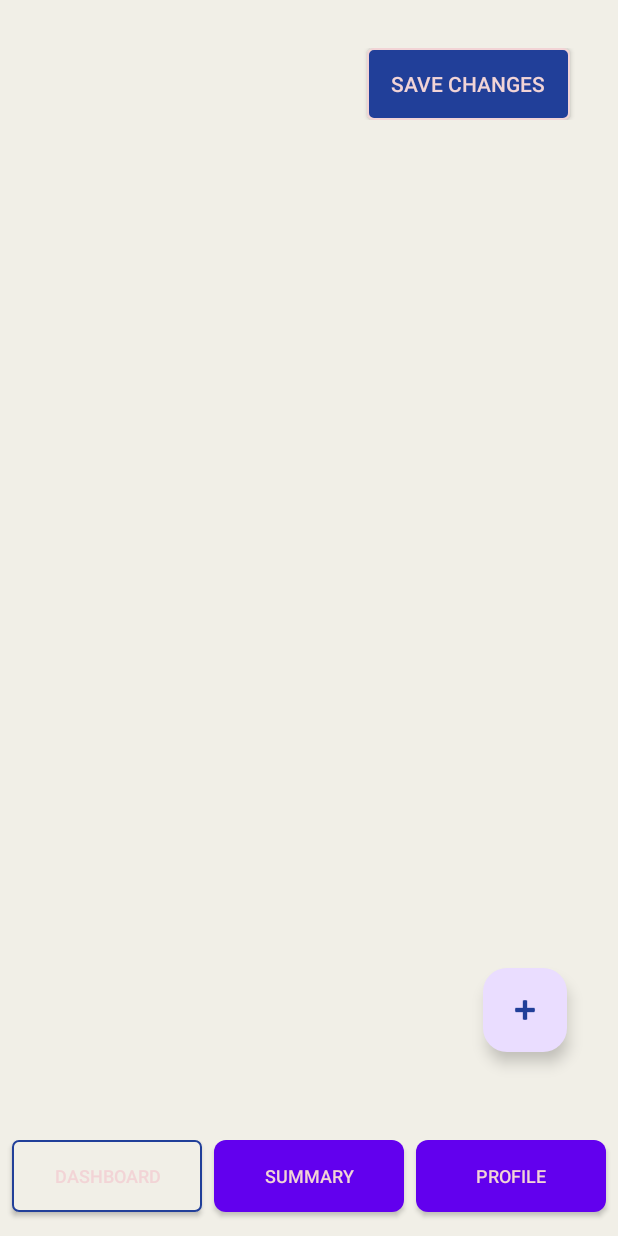
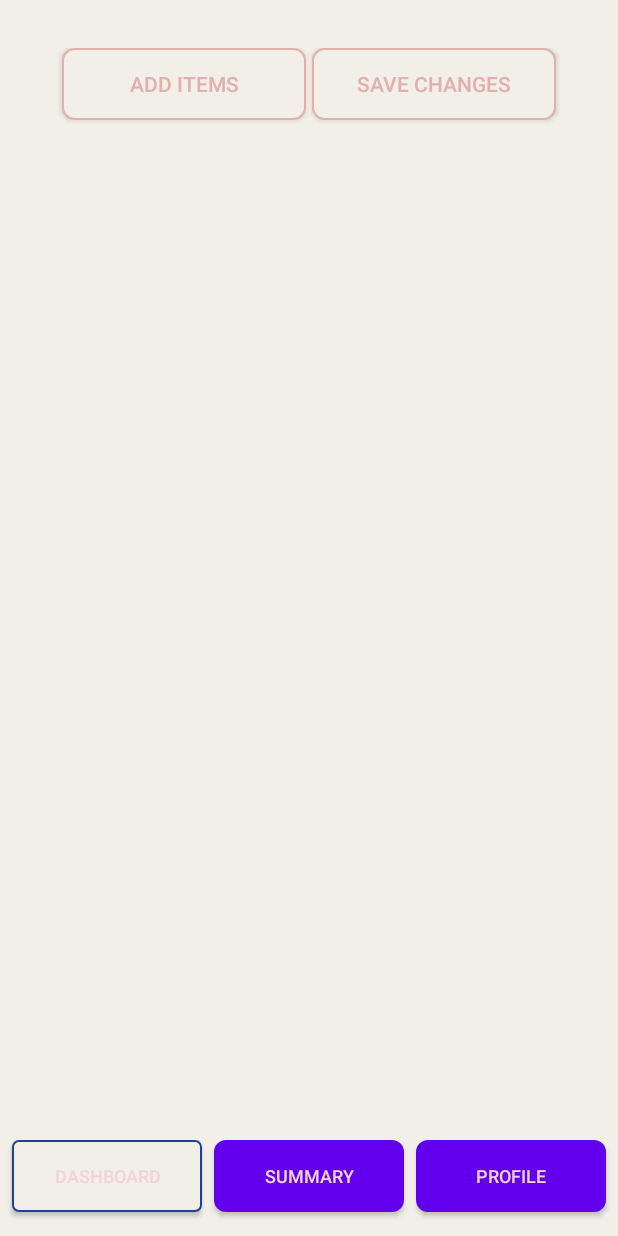
Before and after one commit to stefencostas/ListMeUp_FirstIntegration, an Android app: the DashboardActivity screen opened directly, with no data from a screen before it, on a phone screen of 412 x 824 dp. Run offline under Robolectric (Android 15) with nearby library versions, the phone set to English and light mode, and no system bars; our stand-ins replace Firebase (no records; nobody signed in at launch, a user with empty details on screens opened directly).

Commit message:
Seventh commit

```diff
--- a/app/src/main/java/com/costas/listmeup/DashboardActivity.kt
+++ b/app/src/main/java/com/costas/listmeup/DashboardActivity.kt
@@ -4,50 +4,76 @@ import android.os.Bundle
 import androidx.appcompat.app.AppCompatActivity
 import androidx.fragment.app.Fragment
 import com.costas.listmeup.databinding.ActivityDashboardBinding
+import com.google.firebase.auth.FirebaseAuth
+import com.google.firebase.database.DatabaseReference
+import com.google.firebase.database.FirebaseDatabase
 
 class DashboardActivity : AppCompatActivity() {
 
     private lateinit var binding: ActivityDashboardBinding
-    private var activeButtonId: Int = R.id.dashboardButton
+    private lateinit var auth: FirebaseAuth
+    private lateinit var myRef: DatabaseReference
 
     override fun onCreate(savedInstanceState: Bundle?) {
         super.onCreate(savedInstanceState)
         binding = ActivityDashboardBinding.inflate(layoutInflater)
         setContentView(binding.root)
 
+        auth = FirebaseAuth.getInstance()
+
         // Load the default fragment (Dashboard)
         if (savedInstanceState == null) {
-            loadFragment(DashboardFragment())
+            val userId = auth.currentUser?.uid
+            if (userId != null) {
+                myRef = FirebaseDatabase.getInstance("https://listmeup-android-default-rtdb.asia-southeast1.firebasedatabase.app").getReference("profile_details/$userId")
+                val fragment = DashboardFragment.newInstance(userId)
+                loadFragment(fragment)
+            }
         }
 
         // Set up button click listeners
         binding.dashboardButton.setOnClickListener {
-            loadFragment(DashboardFragment())
-            updateActiveButton(R.id.dashboardButton)
+            val userId = auth.currentUser?.uid
+            if (userId != null) {
+                myRef = FirebaseDatabase.getInstance("https://listmeup-android-default-rtdb.asia-southeast1.firebasedatabase.app").getReference("profile_details/$userId")
+                val fragment = DashboardFragment.newInstance(userId)
+                loadFragment(fragment)
+            }
         }
 
         binding.summaryButton.setOnClickListener {
             loadFragment(SummaryFragment())
-            updateActiveButton(R.id.summaryButton)
         }
 
         binding.profileButton.setOnClickListener {
             loadFragment(ProfileFragment())
-            updateActiveButton(R.id.profileButton)
         }
-
-        // Set the initial active button appearance
-        updateActiveButton(activeButtonId)
     }
 
     private fun loadFragment(fragment: Fragment) {
         val currentFragment = supportFragmentManager.findFragmentById(R.id.fragment_container)
-        if (currentFragment != null && currentFragment::class == fragment::class) return
+        if (currentFragment != null && currentFragment::class.java == fragment::class.java) return
 
         supportFragmentManager.beginTransaction()
             .replace(R.id.fragment_container, fragment)
             .addToBackStack(null)
             .commit()
+
+        // Reset all buttons to the default background
+        binding.dashboardButton.setBackgroundResource(R.drawable.button_background)
+        binding.summaryButton.setBackgroundResource(R.drawable.button_background)
+        binding.profileButton.setBackgroundResource(R.drawable.button_background)
+
+        // Highlight the active button
+        when (fragment) {
+            is DashboardFragment -> {
+                updateActiveButton(R.id.dashboardButton)
+                // Reset all buttons to the default background and highlight the active button
+                binding.dashboardButton.setBackgroundResource(R.drawable.button_background_active)
+            }
+            is SummaryFragment -> updateActiveButton(R.id.summaryButton)
+            is ProfileFragment -> updateActiveButton(R.id.profileButton)
+        }
     }
 
     private fun updateActiveButton(activeButtonId: Int) {
--- a/app/src/main/java/com/costas/listmeup/DashboardFragment.kt
+++ b/app/src/main/java/com/costas/listmeup/DashboardFragment.kt
@@ -13,9 +13,10 @@ import android.widget.Toast
 import androidx.appcompat.app.AlertDialog
 import androidx.fragment.app.Fragment
 import androidx.recyclerview.widget.LinearLayoutManager
-import com.costas.listmeup.adapters.ProfileDetailsAdapter
+import com.costas.listmeup.adapters.ShoppingListAdapter
 import com.costas.listmeup.databinding.FragmentDashboardBinding
-import com.costas.listmeup.models.ProfileDetails
+import com.costas.listmeup.models.ShoppingItem
+import com.google.firebase.auth.FirebaseAuth
 import com.google.firebase.database.DataSnapshot
 import com.google.firebase.database.DatabaseError
 import com.google.firebase.database.DatabaseReference
@@ -26,9 +27,10 @@ class DashboardFragment : Fragment() {
 
     private var _binding: FragmentDashboardBinding? = null
     private val binding get() = _binding!!
-    private lateinit var profileDetailsList: MutableList<ProfileDetails>
-    private lateinit var adapter: ProfileDetailsAdapter
+    private lateinit var shoppingItemList: MutableList<ShoppingItem>
+    private lateinit var adapter: ShoppingListAdapter
     private lateinit var myRef: DatabaseReference
+
 
     override fun onCreateView(
         inflater: LayoutInflater, container: ViewGroup?,
@@ -41,12 +43,10 @@ class DashboardFragment : Fragment() {
     override fun onViewCreated(view: View, savedInstanceState: Bundle?) {
         super.onViewCreated(view, savedInstanceState)
 
-        val database = FirebaseDatabase.getInstance("https://listmeup-android-default-rtdb.asia-southeast1.firebasedatabase.app")
-        myRef = database.getReference("profile_details")
-        profileDetailsList = mutableListOf()
+        shoppingItemList = mutableListOf()
         setupRecyclerView()
         setupListeners()
-        retrieveProfileDetails()
+        initFirebase()
     }
 
     override fun onDestroyView() {
@@ -55,12 +55,11 @@ class DashboardFragment : Fragment() {
     }
 
     private fun setupRecyclerView() {
-        profileDetailsList = mutableListOf()
-        adapter = ProfileDetailsAdapter(profileDetailsList)
+        adapter = ShoppingListAdapter(shoppingItemList)
         binding.recyclerView.layoutManager = LinearLayoutManager(requireContext())
         binding.recyclerView.adapter = adapter
 
-        adapter.setOnItemClickListener(object : ProfileDetailsAdapter.OnItemClickListener {
+        adapter.setOnItemClickListener(object : ShoppingListAdapter.OnItemClickListener {
             override fun onItemClick(position: Int) {
                 showUpdateDialog(position)
             }
@@ -69,8 +68,6 @@ class DashboardFragment : Fragment() {
                 showRemoveItemConfirmationDialog(position)
             }
         })
-
-        retrieveProfileDetails()
     }
 
     private fun setupListeners() {
@@ -81,22 +78,39 @@ class DashboardFragment : Fragment() {
         }
     }
 
-    private fun retrieveProfileDetails() {
+    private fun initFirebase() {
+        val database = FirebaseDatabase.getInstance("https://listmeup-android-default-rtdb.asia-southeast1.firebasedatabase.app")
+        val auth = FirebaseAuth.getInstance()
+
+        if (auth.currentUser != null) {
+            myRef = database.getReference("profile_details/${auth.currentUser?.uid}/shopping_items")
+            retrieveShoppingItem(auth)
+        }
+    }
+
+    private fun retrieveShoppingItem(auth: FirebaseAuth) {
         myRef.addValueEventListener(object : ValueEventListener {
             @SuppressLint("NotifyDataSetChanged")
             override fun onDataChange(snapshot: DataSnapshot) {
-                profileDetailsList.clear()
+                shoppingItemList.clear()
                 for (data in snapshot.children) {
                     val id = data.key ?: ""
                     val itemName = data.child("itemName").getValue(String::class.java) ?: ""
                     val category = data.child("category").getValue(String::class.java) ?: ""
                     val acquired = data.child("acquired").getValue(Boolean::class.java) ?: false
-                    val quantity = (data.child("quantity").getValue(Int::class.java) ?: 0)
-                    val estimatedCost = (data.child("estimatedCost").getValue(Double::class.java) ?: 0.0)
+                    val quantity = data.child("quantity").getValue(Int::class.java) ?: 0
+                    val estimatedCost = data.child("estimatedCost").getValue(Double::class.java) ?: 0.0
 
-                    val profileDetails = ProfileDetails(id, itemName, category, acquired, quantity, estimatedCost)
-                    profileDetailsList.add(profileDetails)
-                    Log.d("DashboardFragment", "Retrieved item: $itemName")
+                    val shoppingItem = ShoppingItem(
+                        id = id,
+                        userId = auth.currentUser?.uid ?: "",
+                        itemName = itemName,
+                        category = category,
+                        acquired = acquired,
+                        quantity = quantity,
+                        estimatedCost = estimatedCost
+                    )
+                    shoppingItemList.add(shoppingItem)
                 }
                 adapter.notifyDataSetChanged()
             }
@@ -107,6 +121,15 @@ class DashboardFragment : Fragment() {
         })
     }
 
+    companion object {
+        fun newInstance(userId: String?): DashboardFragment {
+            val fragment = DashboardFragment()
+            val args = Bundle()
+            args.putString("userId", userId)
+            fragment.arguments = args
+            return fragment
+        }
+    }
 
     @SuppressLint("SetTextI18n", "NotifyDataSetChanged")
     private fun showAddItemDialog() {
@@ -134,7 +157,7 @@ class DashboardFragment : Fragment() {
             val estimatedCost = etEstimatedCost.text.toString().toDoubleOrNull() ?: 0.00
 
             if (itemName.isNotEmpty() && quantity > 0 && estimatedCost >= 0.0) {
-                val newItem = ProfileDetails(itemName = itemName, category = category, acquired = false, quantity = quantity, estimatedCost = estimatedCost)
+                val newItem = ShoppingItem(itemName = itemName, category = category, acquired = false, quantity = quantity, estimatedCost = estimatedCost)
                 myRef.push().setValue(newItem)
                     .addOnCompleteListener(requireActivity()) { task ->
                         if (task.isSuccessful) {
@@ -156,7 +179,7 @@ class DashboardFragment : Fragment() {
     }
 
     private fun showUpdateDialog(position: Int) {
-        val currentProfileDetails = profileDetailsList[position]
+        val currentShoppingItem = shoppingItemList[position]
 
         val dialogBuilder = AlertDialog.Builder(requireContext())
         val inflater = layoutInflater
@@ -175,11 +198,11 @@ class DashboardFragment : Fragment() {
         spinnerCategory.adapter = spinnerAdapter
 
         // Set current item values to the EditTexts
-        etName.setText(currentProfileDetails.itemName)
-        val selectedCategory = categories.indexOf(currentProfileDetails.category)
+        etName.setText(currentShoppingItem.itemName)
+        val selectedCategory = categories.indexOf(currentShoppingItem.category)
         spinnerCategory.setSelection(selectedCategory)
-        etQuantity.setText(currentProfileDetails.quantity.toString())
-        etEstimatedCost.setText(currentProfileDetails.estimatedCost.toString())
+        etQuantity.setText(currentShoppingItem.quantity.toString())
+        etEstimatedCost.setText(currentShoppingItem.estimatedCost.toString())
 
         dialogBuilder.setTitle("Update Item")
         dialogBuilder.setPositiveButton("Update") { _, _ ->
@@ -189,15 +212,15 @@ class DashboardFragment : Fragment() {
             val estimatedCost = etEstimatedCost.text.toString().toDoubleOrNull() ?: 0.00
 
             if (itemName.isNotEmpty() && quantity > 0 && estimatedCost >= 0.0) {
-                val updatedItem = currentProfileDetails.copy(
+                val updatedItem = currentShoppingItem.copy(
                     itemName = itemName,
                     category = category,
                     quantity = quantity,
                     estimatedCost = estimatedCost
                 )
-                myRef?.child(currentProfileDetails.id)?.setValue(updatedItem)?.addOnSuccessListener {
+                myRef.child(currentShoppingItem.id).setValue(updatedItem).addOnSuccessListener {
                     showToast("Item updated!")
-                }?.addOnFailureListener { e ->
+                }.addOnFailureListener { e ->
                     showToast("Failed to update item: ${e.message}")
                 }
             } else {
@@ -205,46 +228,39 @@ class DashboardFragment : Fragment() {
             }
         }
 
-
         dialogBuilder.setNegativeButton("Cancel") { dialog, _ -> dialog.dismiss() }
         val alertDialog = dialogBuilder.create()
         alertDialog.show()
     }
 
-    private fun showRemoveItemConfirmationDialog(position: Int) { // This function is now defined
+    private fun showRemoveItemConfirmationDialog(position: Int) {
         AlertDialog.Builder(requireContext())
             .setTitle("Delete Item")
             .setMessage("Are you sure you want to delete this item?")
             .setPositiveButton("Yes") { _, _ ->
                 deleteItem(position)
             }
-            .setNegativeButton("No") { _, _ ->
-                // Do nothing
-            }
+            .setNegativeButton("No") { dialog, _ -> dialog.dismiss() }
             .show()
     }
 
-    private fun saveItemListToFirebase() { // This function is now defined
-        for (profileDetails in profileDetailsList) {
-            myRef.child(profileDetails.id).setValue(profileDetails)
+    private fun saveItemListToFirebase() {
+        for (shoppingItem in shoppingItemList) {
+            myRef.child(shoppingItem.id).setValue(shoppingItem)
         }
     }
 
     private fun deleteItem(position: Int) {
         try {
-            val selectedItem = profileDetailsList[position]
+            val selectedItem = shoppingItemList[position]
             val key = selectedItem.id
-            myRef.child(key).removeValue()
-                .addOnCompleteListener(requireActivity()) { task ->
+            myRef.child(key).removeValue().addOnCompleteListener(requireActivity()) { task ->
                 if (task.isSuccessful) {
-                        // Item removed from the database successfully
                     Log.d("DashboardFragment", "Item deleted from the database")
 
                     requireActivity().runOnUiThread {
                         try {
-                                // Remove the item from the list
-                                profileDetailsList.removeAt(position)
-                                // Notify the adapter after removing the item
+                            shoppingItemList.removeAt(position)
                             adapter.notifyItemRemoved(position)
                         } catch (e: IndexOutOfBoundsException) {
                             Log.e("DashboardFragment", "IndexOutOfBoundsException occurred while removing item from list: $e")
@@ -252,19 +268,16 @@ class DashboardFragment : Fragment() {
                     }
                     showToast("Item deleted!")
                 } else {
-                        // Failed to delete item from the database
                     Log.e("DashboardFragment", "Failed to delete item from the database", task.exception)
                     showToast("Failed to delete item from the database")
                 }
             }
         } catch (e: IndexOutOfBoundsException) {
-            // Invalid position
             Log.e("DashboardFragment", "Invalid position: $position", e)
             showToast("Failed to delete item: Invalid position")
         }
     }
 
-
     private fun showToast(message: String) {
         Toast.makeText(requireContext(), message, Toast.LENGTH_SHORT).show()
     }
--- a/app/src/main/java/com/costas/listmeup/adapters/ProfileDetailsAdapter.kt
+++ b/app/src/main/java/com/costas/listmeup/adapters/ShoppingListAdapter.kt
@@ -8,11 +8,11 @@ import android.widget.CheckBox
 import android.widget.TextView
 import androidx.recyclerview.widget.RecyclerView
 import com.costas.listmeup.R
-import com.costas.listmeup.models.ProfileDetails
+import com.costas.listmeup.models.ShoppingItem
 
 @Suppress("DEPRECATION")
-class ProfileDetailsAdapter(private val profileDetailsList: List<ProfileDetails>) :
-    RecyclerView.Adapter<ProfileDetailsAdapter.ViewHolder>() {
+class ShoppingListAdapter(private val shoppingItemList: List<ShoppingItem>) :
+    RecyclerView.Adapter<ShoppingListAdapter.ViewHolder>() {
 
     interface OnItemClickListener {
         fun onItemClick(position: Int)
@@ -46,12 +46,11 @@ class ProfileDetailsAdapter(private val profileDetailsList: List<ProfileDetails>
 
             // Set a listener for CheckBox changes
             acquiredCheckBox.setOnCheckedChangeListener { _, isChecked ->
-                // Update the acquired status in the corresponding ProfileDetails item
-                profileDetailsList[adapterPosition].acquired = isChecked
+                // Update the acquired status in the corresponding ShoppingListItem item
+                shoppingItemList[adapterPosition].acquired = isChecked
             }
         }
     }
-
 
     override fun onCreateViewHolder(parent: ViewGroup, viewType: Int): ViewHolder {
         val inflater = LayoutInflater.from(parent.context)
@@ -61,34 +60,32 @@ class ProfileDetailsAdapter(private val profileDetailsList: List<ProfileDetails>
 
     @SuppressLint("StringFormatInvalid")
     override fun onBindViewHolder(holder: ViewHolder, position: Int) {
-        val profileDetails = profileDetailsList[position]
+        val shoppingItem = shoppingItemList[position]
 
         // Set data to views
         holder.itemNameTextView.text = holder.itemView.context.getString(
             R.string.itemName_label,
-            profileDetails.itemName
+            shoppingItem.itemName
         )
         holder.categoryTextView.text = holder.itemView.context.getString(
             R.string.category_label,
-            profileDetails.category
+            shoppingItem.category
         )
         holder.quantityTextView.text = holder.itemView.context.getString(
             R.string.quantity_label,
-            profileDetails.quantity.toString()
+            shoppingItem.quantity.toString()
         )
         holder.estimatedCostTextView.text = holder.itemView.context.getString(
             R.string.estimated_cost_label,
-            profileDetails.estimatedCost.toString()
+            shoppingItem.estimatedCost.toString()
         )
 
         // Set the CheckBox state based on the acquired status
-        holder.acquiredCheckBox.isChecked = profileDetails.acquired
+        holder.acquiredCheckBox.isChecked = shoppingItem.acquired
     }
 
-
-
     override fun getItemCount(): Int {
-        return profileDetailsList.size
+        return shoppingItemList.size
     }
 
     // Notify item changed and removed methods can be called directly on the adapter instance
--- a/app/src/main/java/com/costas/listmeup/constants/constant.kt
+++ /dev/null
@@ -1,5 +0,0 @@
-package com.costas.listmeup.constants
-
-object Constants {
-    const val SHARED_PREFERENCES_NAME = "Settings"
-}
--- a/app/src/main/res/drawable/card_border.xml
+++ b/app/src/main/res/drawable/card_border.xml
@@ -8,7 +8,7 @@
     <!-- Border -->
     <stroke
         android:width="2dp"
-        android:color="@color/colorQuaternaryInactive" />
+        android:color="@color/colorSecondaryInactive" />
 
     <!-- Corner radius for rounded corners -->
     <corners android:radius="8dp" />
--- a/app/src/main/res/drawable/save_button_background.xml
+++ b/app/src/main/res/drawable/save_button_background.xml
@@ -2,10 +2,10 @@
 <selector xmlns:android="http://schemas.android.com/apk/res/android">
     <item>
         <shape android:shape="rectangle">
-            <solid android:color="@color/colorQuaternaryInactive" />
-            <corners android:radius="4dp" />
+            <solid android:color="@color/colorPrimaryInactive" />
+            <corners android:radius="8dp" />
             <padding android:left="16dp" android:top="8dp" android:right="16dp" android:bottom="8dp" />
-            <stroke android:width="1dp" android:color="@color/colorTertiaryInactive" />
+            <stroke android:width="1dp" android:color="@color/colorSecondaryInactive" />
         </shape>
     </item>
 </selector>
--- a/app/src/main/res/drawable/spinner_background.xml
+++ b/app/src/main/res/drawable/spinner_background.xml
@@ -5,5 +5,5 @@
     <corners android:radius="8dp" />
     <stroke
         android:width="2dp"
-        android:color="@color/colorQuaternaryInactive" />
+        android:color="@color/colorSecondaryInactive" />
 </shape>
--- a/app/src/main/res/drawable/summary_border.xml
+++ b/app/src/main/res/drawable/summary_border.xml
@@ -12,7 +12,7 @@
             <solid android:color="@android:color/transparent" />
             <stroke
                 android:width="2dp"
-                android:color="@color/colorQuaternaryInactive" />
+                android:color="@color/colorSecondaryInactive" />
         </shape>
     </item>
 
--- a/app/src/main/res/layout/activity_dashboard.xml
+++ b/app/src/main/res/layout/activity_dashboard.xml
@@ -11,11 +11,11 @@
         android:id="@+id/fragment_container"
         android:layout_width="0dp"
         android:layout_height="0dp"
-        app:layout_constraintTop_toTopOf="parent"
+        android:layout_margin="16dp"
         app:layout_constraintBottom_toTopOf="@+id/guidelineBottom"
+        app:layout_constraintEnd_toEndOf="parent"
         app:layout_constraintStart_toStartOf="parent"
-        app:layout_constraintEnd_toEndOf="parent"
-        android:layout_margin="16dp" />
+        app:layout_constraintTop_toTopOf="parent" />
 
     <androidx.constraintlayout.widget.Guideline
         android:id="@+id/guidelineBottom"
--- a/app/src/main/res/layout/activity_register.xml
+++ b/app/src/main/res/layout/activity_register.xml
@@ -59,7 +59,7 @@
         android:padding="20dp" />
 
     <EditText
-        android:id="@+id/repassword"
+        android:id="@+id/confirmPassword"
         android:background="@drawable/login_text_background"
         android:layout_width="match_parent"
         android:layout_height="wrap_content"
@@ -77,7 +77,7 @@
         android:background="@drawable/button_background"
         android:layout_width="200dp"
         android:layout_height="wrap_content"
-        android:layout_below="@id/repassword"
+        android:layout_below="@id/confirmPassword"
         android:layout_marginStart="40dp"
         android:layout_marginTop="20dp"
         android:layout_marginEnd="40dp"
--- a/app/src/main/res/layout/fragment_dashboard.xml
+++ b/app/src/main/res/layout/fragment_dashboard.xml
@@ -14,25 +14,28 @@
         android:paddingTop="16dp"
         android:paddingBottom="16dp">
 
-        <androidx.appcompat.widget.AppCompatTextView
-            android:id="@+id/userNameTextView"
+        <androidx.appcompat.widget.AppCompatButton
+            android:id="@+id/add"
             android:layout_width="0dp"
-            android:layout_marginStart="20dp"
-            android:layout_marginEnd="20dp"
             android:layout_height="wrap_content"
+            android:layout_marginEnd="4dp"
+            android:layout_marginBottom="16dp"
             android:layout_weight="1"
-            android:textSize="24sp" />
+            android:layout_marginStart="25dp"
+            android:text="Add Items"
+            android:textColor="@color/colorSecondaryInactive"
+            android:background="@drawable/save_button_background" />
 
         <androidx.appcompat.widget.AppCompatButton
             android:id="@+id/saveChangesButton"
-            android:layout_width="wrap_content"
+            android:layout_width="0dp"
             android:layout_height="wrap_content"
-            android:layout_marginEnd="16dp"
+            android:layout_marginBottom="16dp"
+            android:layout_weight="1"
+            android:layout_marginEnd="25dp"
             android:text="@string/save_changes"
-            android:textColor="@color/colorTertiaryInactive"
+            android:textColor="@color/colorSecondaryInactive"
             android:background="@drawable/save_button_background" />
-
-
 
     </LinearLayout>
 
@@ -41,29 +44,10 @@
         android:layout_width="0dp"
         android:layout_height="0dp"
         android:background="@color/colorF1EFE7"
-        android:layout_marginTop="16dp"
-        android:layout_marginBottom="32dp"
         app:layout_constraintBottom_toTopOf="@+id/guidelineBottom"
         app:layout_constraintEnd_toEndOf="parent"
         app:layout_constraintStart_toStartOf="parent"
         app:layout_constraintTop_toBottomOf="@+id/header" />
-
-
-    <com.google.android.material.floatingactionbutton.FloatingActionButton
-        android:id="@+id/add"
-        android:layout_width="wrap_content"
-        android:layout_height="wrap_content"
-        android:layout_marginStart="18dp"
-        android:layout_marginEnd="18dp"
-        android:layout_marginBottom="24dp"
-        android:contentDescription="@string/add_item"
-        android:src="@android:drawable/ic_input_add"
-        app:layout_constraintBottom_toBottomOf="parent"
-        app:layout_constraintEnd_toEndOf="parent"
-        app:layout_constraintHorizontal_bias="1.0"
-        app:layout_constraintStart_toStartOf="parent"
-        app:tint="@color/colorQuaternaryInactive"
-        tools:ignore="ImageContrastCheck" />
 
 
     <androidx.constraintlayout.widget.Guideline
```
Also changed, not shown: app/src/main/java/com/costas/listmeup/LoginActivity.kt (+13 -10 lines), app/src/main/java/com/costas/listmeup/RegisterActivity.kt (+43 -10 lines), app/src/main/java/com/costas/listmeup/SummaryFragment.kt (+32 -30 lines), app/src/main/java/com/costas/listmeup/adapters/SummaryAdapter.kt (+3 -4 lines), app/src/main/java/com/costas/listmeup/models/ShoppingItem.kt (renamed from app/src/main/java/com/costas/listmeup/models/ProfileDetails.kt, +19 -6 lines). Lines whose indentation alone changed are shown as unchanged.
